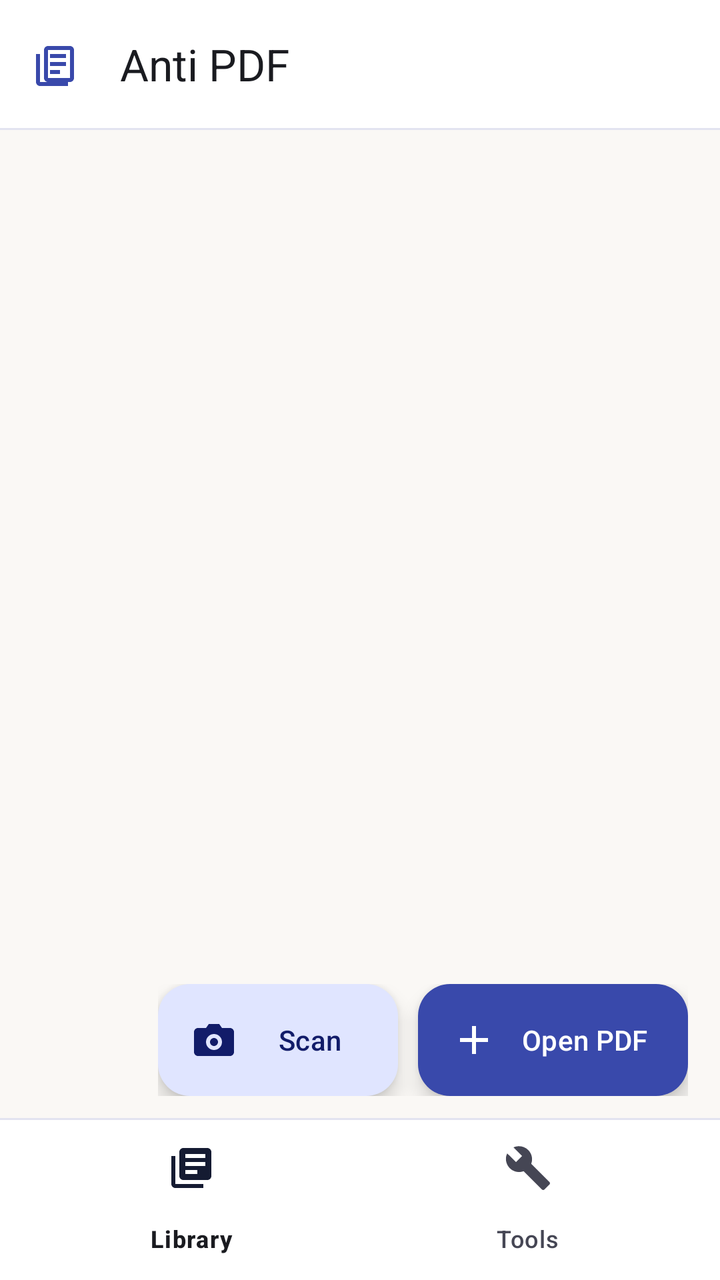
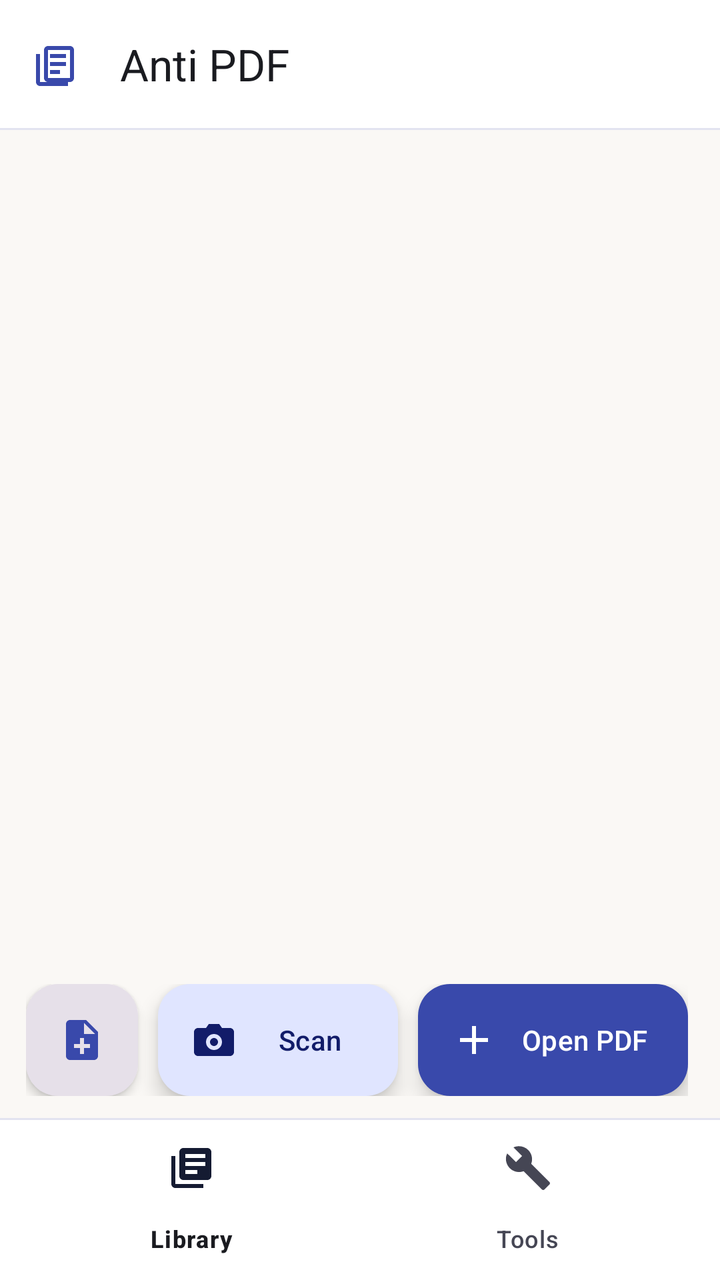

Before-and-after screenshots of an Android layout around one commit, followed by the original layout XML and the change that was made.
<!-- AndroidManifest.xml: application theme Theme.VolumPdf -->
<!-- res/layout/activity_main.xml -->
<?xml version="1.0" encoding="utf-8"?>
<androidx.coordinatorlayout.widget.CoordinatorLayout
    xmlns:android="http://schemas.android.com/apk/res/android"
    xmlns:app="http://schemas.android.com/apk/res-auto"
    android:layout_width="match_parent"
    android:layout_height="match_parent"
    android:background="?android:attr/colorBackground">

    <LinearLayout
        android:id="@+id/mainContent"
        android:layout_width="match_parent"
        android:layout_height="match_parent"
        android:orientation="vertical">

        <com.google.android.material.appbar.AppBarLayout
            android:id="@+id/appBarLayout"
            android:layout_width="match_parent"
            android:layout_height="wrap_content"
            android:background="?attr/colorSurface"
            app:elevation="0dp">

            <com.google.android.material.appbar.MaterialToolbar
                android:id="@+id/toolbar"
                android:layout_width="match_parent"
                android:layout_height="?attr/actionBarSize"
                app:title="@string/app_name"
                app:titleTextAppearance="@style/TextAppearance.Material3.TitleLarge"
                app:titleTextColor="?attr/colorOnSurface"
                app:navigationIcon="@drawable/ic_pdf_document"
                app:navigationIconTint="?attr/colorPrimary" />

            
            <View
                android:layout_width="match_parent"
                android:layout_height="1dp"
                android:background="?attr/colorOutlineVariant" />

        </com.google.android.material.appbar.AppBarLayout>

        <androidx.viewpager2.widget.ViewPager2
            android:id="@+id/viewPager"
            android:layout_width="match_parent"
            android:layout_height="0dp"
            android:layout_weight="1" />

        
        <FrameLayout
            android:id="@+id/bannerContainer"
            android:layout_width="match_parent"
            android:layout_height="wrap_content"
            android:visibility="gone" />

        
        <View
            android:layout_width="match_parent"
            android:layout_height="1dp"
            android:background="?attr/colorOutlineVariant" />

        
        <com.google.android.material.bottomnavigation.BottomNavigationView
            android:id="@+id/bottomNavigation"
            android:layout_width="match_parent"
            android:layout_height="wrap_content"
            android:background="?attr/colorSurface"
            app:elevation="0dp"
            app:labelVisibilityMode="labeled"
            app:menu="@menu/menu_main_bottom" />

    </LinearLayout>

    
    <LinearLayout
        android:id="@+id/fabCluster"
        android:layout_width="wrap_content"
        android:layout_height="wrap_content"
        android:layout_gravity="bottom|end"
        android:layout_marginEnd="16dp"
        android:layout_marginBottom="92dp"
        android:gravity="end|center_vertical"
        android:orientation="horizontal">

        <com.google.android.material.floatingactionbutton.ExtendedFloatingActionButton
            android:id="@+id/fabScanPdf"
            android:layout_width="wrap_content"
            android:layout_height="wrap_content"
            android:layout_marginEnd="10dp"
            android:text="@string/action_scan_short"
            android:textColor="?attr/colorOnPrimaryContainer"
            app:backgroundTint="?attr/colorPrimaryContainer"
            app:elevation="3dp"
            app:icon="@drawable/ic_camera_scan"
            app:iconTint="?attr/colorOnPrimaryContainer" />

        <com.google.android.material.floatingactionbutton.ExtendedFloatingActionButton
            android:id="@+id/fabOpenPdf"
            android:layout_width="wrap_content"
            android:layout_height="wrap_content"
            android:text="@string/action_open_pdf"
            android:textColor="?attr/colorOnPrimary"
            app:backgroundTint="?attr/colorPrimary"
            app:elevation="4dp"
            app:icon="@drawable/ic_open_pdf"
            app:iconTint="?attr/colorOnPrimary" />

    </LinearLayout>

</androidx.coordinatorlayout.widget.CoordinatorLayout>
<!-- resources referenced by this layout -->
<resources>
  <!-- drawable ic_camera_scan (drawable) -->
  <?xml version="1.0" encoding="utf-8"?>
  <vector xmlns:android="http://schemas.android.com/apk/res/android"
      android:width="24dp"
      android:height="24dp"
      android:viewportWidth="24"
      android:viewportHeight="24"
      android:tint="?attr/colorControlNormal">
      <path
          android:fillColor="@android:color/white"
          android:pathData="M9.4,4H14.6L16,6H20C21.1,6 22,6.9 22,8V18C22,19.1 21.1,20 20,20H4C2.9,20 2,19.1 2,18V8C2,6.9 2.9,6 4,6H8L9.4,4M12,9C9.79,9 8,10.79 8,13C8,15.21 9.79,17 12,17C14.21,17 16,15.21 16,13C16,10.79 14.21,9 12,9M12,11C13.1,11 14,11.9 14,13C14,14.1 13.1,15 12,15C10.9,15 10,14.1 10,13C10,11.9 10.9,11 12,11Z"/>
  </vector>
  <!-- drawable ic_open_pdf (drawable) -->
  <?xml version="1.0" encoding="utf-8"?>
  <vector xmlns:android="http://schemas.android.com/apk/res/android"
      android:width="24dp"
      android:height="24dp"
      android:viewportWidth="24"
      android:viewportHeight="24">
      <path
          android:fillColor="@android:color/white"
          android:pathData="M19,13h-6v6h-2v-6H5v-2h6V5h2v6h6v2z"/>
  </vector>
  <!-- drawable ic_pdf_document (drawable) -->
  <?xml version="1.0" encoding="utf-8"?>
  <vector xmlns:android="http://schemas.android.com/apk/res/android"
      android:width="24dp"
      android:height="24dp"
      android:viewportWidth="24"
      android:viewportHeight="24"
      android:tint="?attr/colorControlNormal">
      <path
          android:fillColor="@android:color/white"
          android:pathData="M19,3H8C6.9,3 6,3.9 6,5v14c0,1.1 0.9,2 2,2h11c1.1,0 2,-0.9 2,-2V5C21,3.9 20.1,3 19,3z M19,19H8V5h11V19z M4,7H2v14c0,1.1 0.9,2 2,2h14v-2H4V7z M9,7h8v2H9V7z M9,11h8v2H9V11z M9,15h5v2H9V15z"/>
  </vector>
  <string name="action_open_pdf">Open PDF</string>
  <string name="action_scan_short">Scan</string>
  <string name="app_name">Anti PDF</string>
  <color name="md_theme_light_primary">#3949AB</color>
  <color name="md_theme_light_onPrimary">#FFFFFF</color>
  <color name="md_theme_light_primaryContainer">#E0E5FF</color>
  <color name="md_theme_light_onPrimaryContainer">#121C69</color>
  <color name="md_theme_light_secondary">#585E78</color>
  <color name="md_theme_light_onSecondary">#FFFFFF</color>
  <color name="md_theme_light_secondaryContainer">#DCE1FF</color>
  <color name="md_theme_light_onSecondaryContainer">#151B32</color>
  <color name="md_theme_light_tertiary">#735471</color>
  <color name="md_theme_light_onTertiary">#FFFFFF</color>
  <color name="md_theme_light_tertiaryContainer">#FED7F9</color>
  <color name="md_theme_light_onTertiaryContainer">#2B122B</color>
  <color name="md_theme_light_error">#BA1A1A</color>
  <color name="md_theme_light_onError">#FFFFFF</color>
  <color name="md_theme_light_errorContainer">#FFDAD6</color>
  <color name="md_theme_light_onErrorContainer">#410002</color>
  <color name="md_theme_light_background">#FAF8F5</color>
  <color name="md_theme_light_onBackground">#1A1B20</color>
  <color name="md_theme_light_surface">#FFFFFF</color>
  <color name="md_theme_light_onSurface">#1A1B20</color>
  <color name="md_theme_light_surfaceVariant">#EEF0FA</color>
  <color name="md_theme_light_onSurfaceVariant">#454654</color>
  <color name="md_theme_light_outline">#757685</color>
  <color name="md_theme_light_outlineVariant">#E2E3F0</color>
  <!-- unchanged entries left out for length: 1 -->
</resources>

<!-- the commit's change to res/layout/activity_main.xml (unified diff, before → after) -->
@@ -79,6 +79,18 @@
         android:gravity="end|center_vertical"
         android:orientation="horizontal">
 
+        <com.google.android.material.floatingactionbutton.FloatingActionButton
+            android:id="@+id/fabCreatePdf"
+            android:layout_width="wrap_content"
+            android:layout_height="wrap_content"
+            android:layout_marginEnd="10dp"
+            android:contentDescription="@string/action_create_pdf"
+            app:backgroundTint="?attr/colorSurfaceContainerHighest"
+            app:elevation="3dp"
+            app:fabSize="normal"
+            app:srcCompat="@drawable/ic_note_add"
+            app:tint="?attr/colorPrimary" />
+
         <com.google.android.material.floatingactionbutton.ExtendedFloatingActionButton
             android:id="@+id/fabScanPdf"
             android:layout_width="wrap_content"
<!-- resource entries referenced after the edit -->
@@ -11,6 +11,16 @@
       <path
           android:fillColor="@android:color/white"
           android:pathData="M9.4,4H14.6L16,6H20C21.1,6 22,6.9 22,8V18C22,19.1 21.1,20 20,20H4C2.9,20 2,19.1 2,18V8C2,6.9 2.9,6 4,6H8L9.4,4M12,9C9.79,9 8,10.79 8,13C8,15.21 9.79,17 12,17C14.21,17 16,15.21 16,13C16,10.79 14.21,9 12,9M12,11C13.1,11 14,11.9 14,13C14,14.1 13.1,15 12,15C10.9,15 10,14.1 10,13C10,11.9 10.9,11 12,11Z"/>
+  </vector>
+  <!-- drawable ic_note_add (drawable) -->
+  <vector xmlns:android="http://schemas.android.com/apk/res/android"
+      android:width="24dp"
+      android:height="24dp"
+      android:viewportWidth="24"
+      android:viewportHeight="24">
+    <path
+        android:fillColor="@android:color/white"
+        android:pathData="M14,2H6c-1.1,0 -1.99,0.9 -1.99,2L4,20c0,1.1 0.89,2 1.99,2H18c1.1,0 2,-0.9 2,-2V8l-6,-6zM16,16h-3v3h-2v-3H8v-2h3v-3h2v3h3v2zm-3,-7V3.5L18.5,9H13z"/>
   </vector>
   <!-- drawable ic_open_pdf (drawable) -->
   <?xml version="1.0" encoding="utf-8"?>
@@ -35,6 +45,7 @@
           android:fillColor="@android:color/white"
           android:pathData="M19,3H8C6.9,3 6,3.9 6,5v14c0,1.1 0.9,2 2,2h11c1.1,0 2,-0.9 2,-2V5C21,3.9 20.1,3 19,3z M19,19H8V5h11V19z M4,7H2v14c0,1.1 0.9,2 2,2h14v-2H4V7z M9,7h8v2H9V7z M9,11h8v2H9V11z M9,15h5v2H9V15z"/>
   </vector>
+  <string name="action_create_pdf">Create PDF</string>
   <string name="action_open_pdf">Open PDF</string>
   <string name="action_scan_short">Scan</string>
   <string name="app_name">Anti PDF</string>
